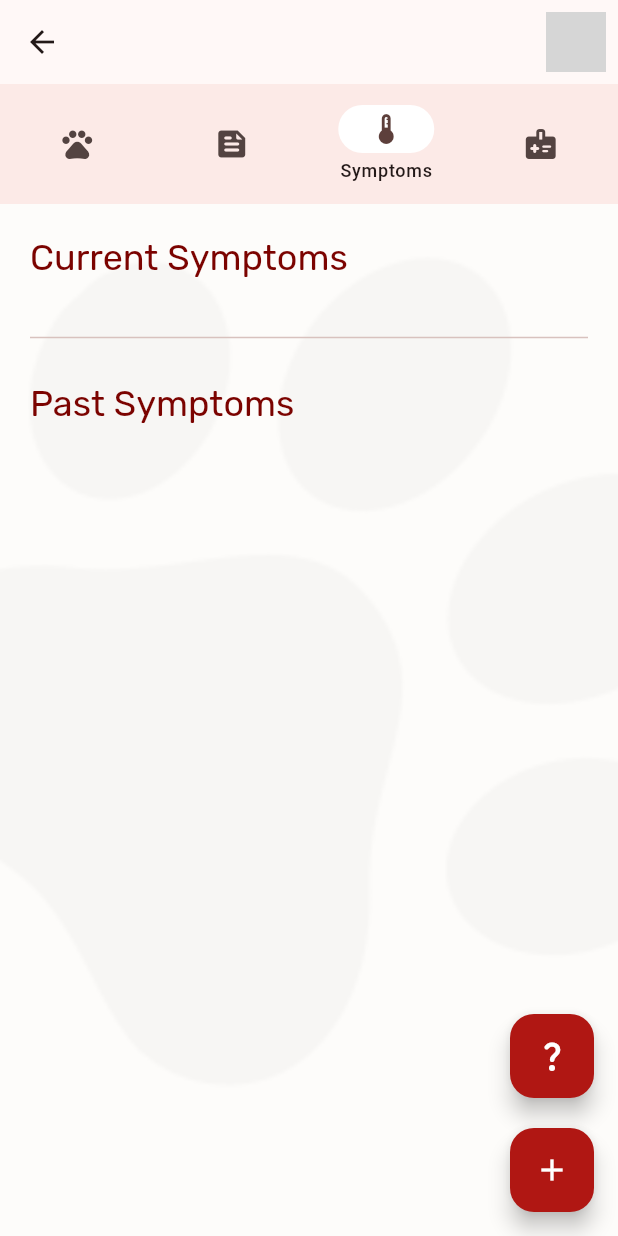
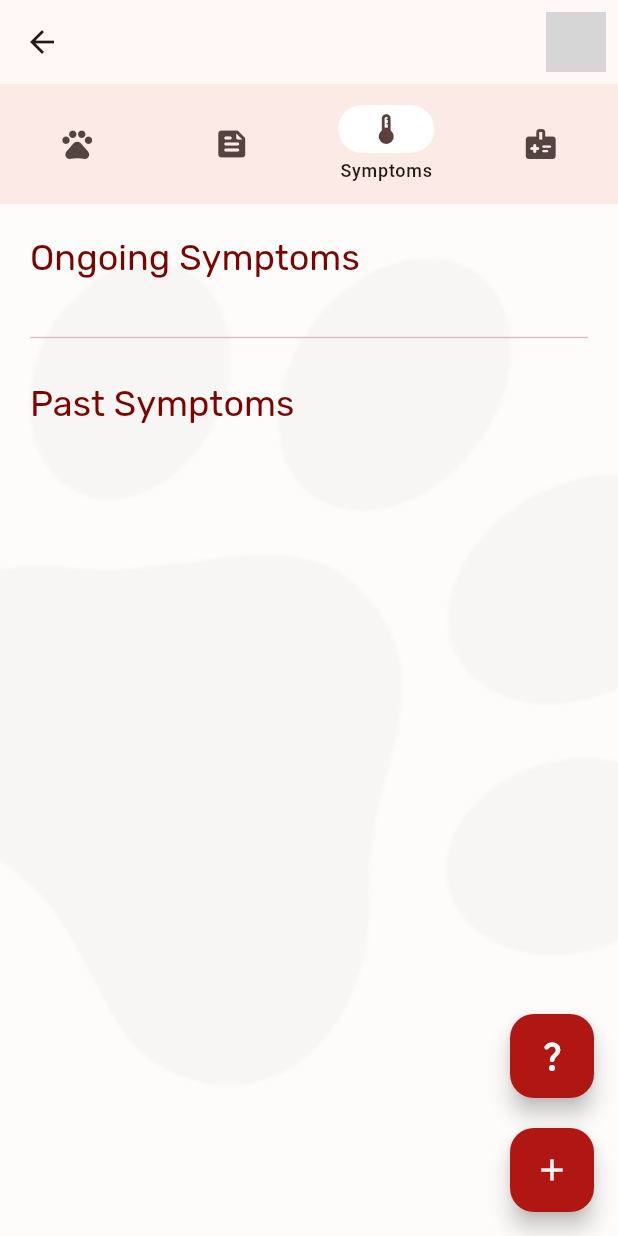
Before and after one commit to LunarEclipz/WagTrack, a Flutter app: the PetDetailsWrapper screen opened directly with empty values, item 3 of the bottom bar chosen, on a phone screen of 412 x 824 dp. Run offline on Flutter 3.47's test engine with Material 3 defaults, Android fonts, the phone set to English and light mode, and no system bars; our stand-ins replace cloud_firestore, firebase_auth, firebase_core, firebase_storage, flutter_datetime_picker_plus, google_fonts and 3 more; missing offline and left inert: flutter_facebook_auth; accounts and stored records are empty; network calls fail; grey boxes are pictures that could not be loaded.

Commit message:
fix : changed header name

```diff
--- a/lib/screens/symptoms/symptoms.dart
+++ b/lib/screens/symptoms/symptoms.dart
@@ -47,7 +47,7 @@ class _SymptomsPageState extends State<SymptomsPage> {
         padding: const EdgeInsets.all(20.0),
         child: Column(crossAxisAlignment: CrossAxisAlignment.start, children: [
           Text(
-            'Current Symptoms',
+            'Ongoing Symptoms',
             style: textStyles.headlineMedium,
           ),
           const SizedBoxh10(),
```
